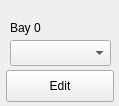
Before: the Qt Designer form baywidget.ui in SeraphRobotics/SeraphPrint, drawn with Qt 5.
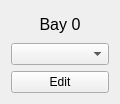
After: the same form once the commit is applied.

Commit message: Fixed issues with UI layouts

The edit to the form file:
```diff
--- a/baywidget.ui
+++ b/baywidget.ui
@@ -6,41 +6,31 @@
    <rect>
     <x>0</x>
     <y>0</y>
-    <width>119</width>
-    <height>106</height>
+    <width>120</width>
+    <height>104</height>
    </rect>
   </property>
   <property name="windowTitle">
    <string>Form</string>
   </property>
-  <widget class="QPushButton" name="editButton">
-   <property name="geometry">
-    <rect>
-     <x>6</x>
-     <y>70</y>
-     <width>108</width>
-     <height>32</height>
-    </rect>
-   </property>
-   <property name="sizePolicy">
-    <sizepolicy hsizetype="MinimumExpanding" vsizetype="Fixed">
-     <horstretch>0</horstretch>
-     <verstretch>0</verstretch>
-    </sizepolicy>
+  <layout class="QVBoxLayout" name="verticalLayout">
+   <item>
+    <widget class="QLabel" name="bayLabel">
+     <property name="font">
+      <font>
+       <pointsize>12</pointsize>
+      </font>
    </property>
    <property name="text">
-    <string>Edit</string>
-   </property>
-  </widget>
+      <string>Bay 0</string>
+     </property>
+     <property name="alignment">
+      <set>Qt::AlignCenter</set>
+     </property>
+    </widget>
+   </item>
+   <item>
   <widget class="QComboBox" name="materialCombo">
-   <property name="geometry">
-    <rect>
-     <x>10</x>
-     <y>40</y>
-     <width>101</width>
-     <height>26</height>
-    </rect>
-   </property>
    <property name="sizePolicy">
     <sizepolicy hsizetype="MinimumExpanding" vsizetype="Fixed">
      <horstretch>0</horstretch>
@@ -51,19 +41,21 @@
     <bool>false</bool>
    </property>
   </widget>
-  <widget class="QLabel" name="bayLabel">
-   <property name="geometry">
-    <rect>
-     <x>10</x>
-     <y>20</y>
-     <width>105</width>
-     <height>16</height>
-    </rect>
+   </item>
+   <item>
+    <widget class="QPushButton" name="editButton">
+     <property name="sizePolicy">
+      <sizepolicy hsizetype="MinimumExpanding" vsizetype="Fixed">
+       <horstretch>0</horstretch>
+       <verstretch>0</verstretch>
+      </sizepolicy>
    </property>
    <property name="text">
-    <string>Bay 0</string>
-   </property>
-  </widget>
+      <string>Edit</string>
+     </property>
+    </widget>
+   </item>
+  </layout>
  </widget>
  <resources/>
  <connections/>
```
Lines whose indentation alone changed are shown as unchanged. The commit also changes 11 other files.
